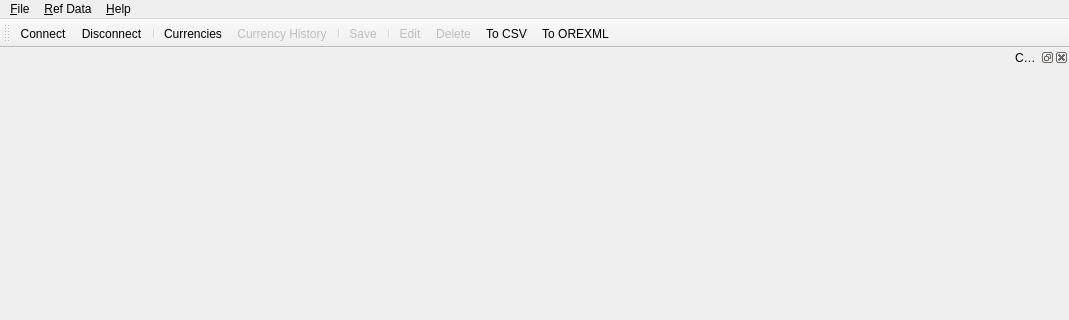
Old version of the form projects/ores.qt/MainWindow.ui in the repository OreStudio/OreStudio; both pictures show x 0 to 1069 and y 0 to 320 of the 1069 by 672 pixel window.
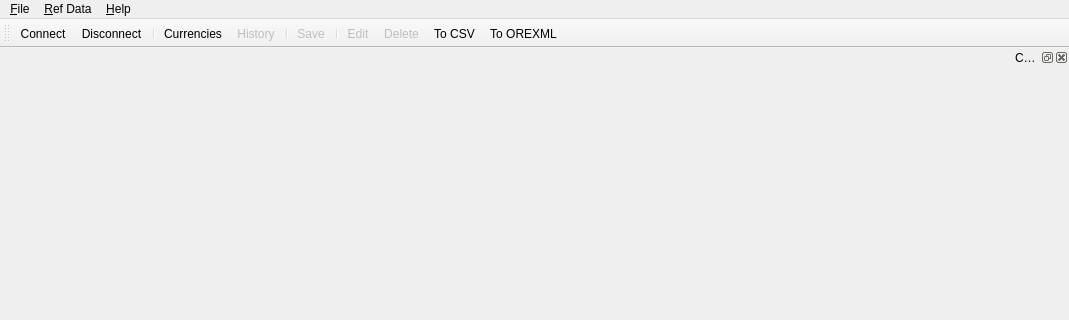
New version of the form. Icons and pictures are not drawn.

Commit message: [qt] Improve currencies versioning dialog

The edit to the form file:
```diff
--- a/projects/ores.qt/MainWindow.ui
+++ b/projects/ores.qt/MainWindow.ui
@@ -101,7 +101,7 @@
      <normaloff>ic_fluent_history_20_regular.svg</normaloff>ic_fluent_history_20_regular.svg</iconset>
    </property>
    <property name="text">
-    <string>Currency &amp;History</string>
+    <string>&amp;History</string>
    </property>
    <property name="toolTip">
     <string>View currency history</string>
```
Left out of the diff: 2 changed lines with no effect on the pictures. The commit also changes 2 other files.
